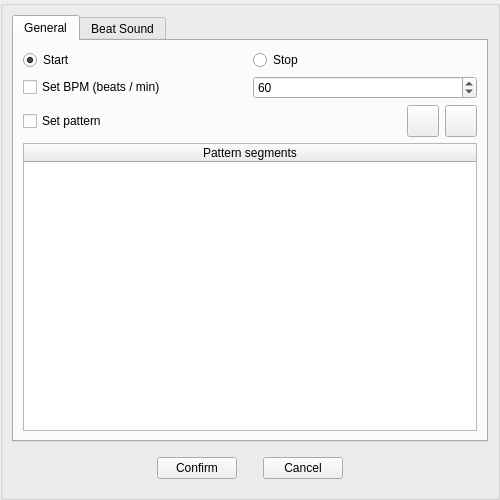
Before: the Qt Designer form src/Editor/Script/MetronomeSnippetOverlay.ui in RemotelyChaotic/JOIPEngine, drawn with Qt 5.
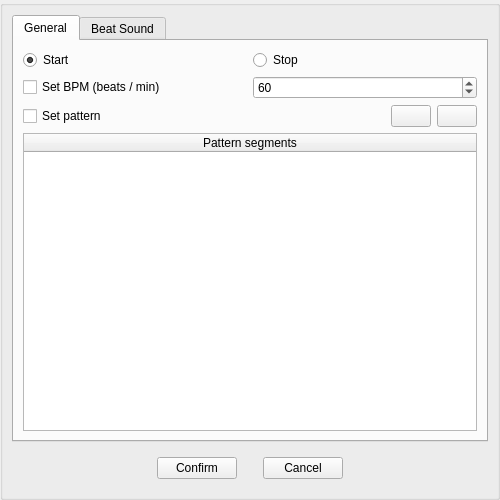
After: the same form once the commit is applied. Custom widgets are drawn as their Qt base class.

Patch:
```diff
--- a/src/Editor/Script/MetronomeSnippetOverlay.ui
+++ b/src/Editor/Script/MetronomeSnippetOverlay.ui
@@ -141,18 +141,6 @@
              </item>
              <item row="0" column="3">
               <widget class="QPushButton" name="AddPatternElemButton">
-               <property name="minimumSize">
-                <size>
-                 <width>32</width>
-                 <height>32</height>
-                </size>
-               </property>
-               <property name="maximumSize">
-                <size>
-                 <width>32</width>
-                 <height>32</height>
-                </size>
-               </property>
                <property name="toolTip">
                 <string>Add button</string>
                </property>
@@ -169,18 +157,6 @@
              </item>
              <item row="0" column="4">
               <widget class="QPushButton" name="RemovePatternElemButton">
-               <property name="minimumSize">
-                <size>
-                 <width>32</width>
-                 <height>32</height>
-                </size>
-               </property>
-               <property name="maximumSize">
-                <size>
-                 <width>32</width>
-                 <height>32</height>
-                </size>
-               </property>
                <property name="toolTip">
                 <string>Remove button</string>
                </property>
@@ -389,18 +365,18 @@
   </layout>
  </widget>
  <customwidgets>
-  <customwidget>
-   <class>COverlayBase</class>
-   <extends>QWidget</extends>
-   <header>Widgets/OverlayBase.h</header>
-   <container>1</container>
-  </customwidget>
   <customwidget>
    <class>CSearchWidget</class>
    <extends>QWidget</extends>
    <header>Widgets/SearchWidget.h</header>
    <container>1</container>
   </customwidget>
+  <customwidget>
+   <class>COverlayBase</class>
+   <extends>QWidget</extends>
+   <header>Widgets/OverlayBase.h</header>
+   <container>1</container>
+  </customwidget>
  </customwidgets>
  <resources/>
  <connections/>
```
Left out of the diff: 12 changed lines with no effect on the pictures.
